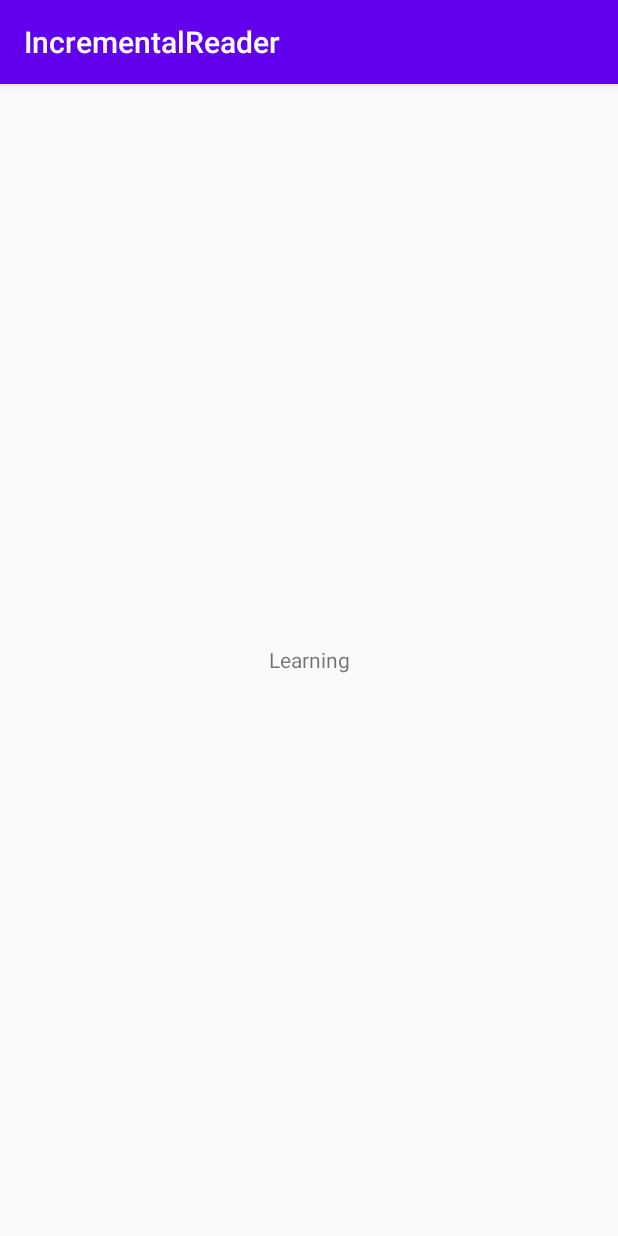
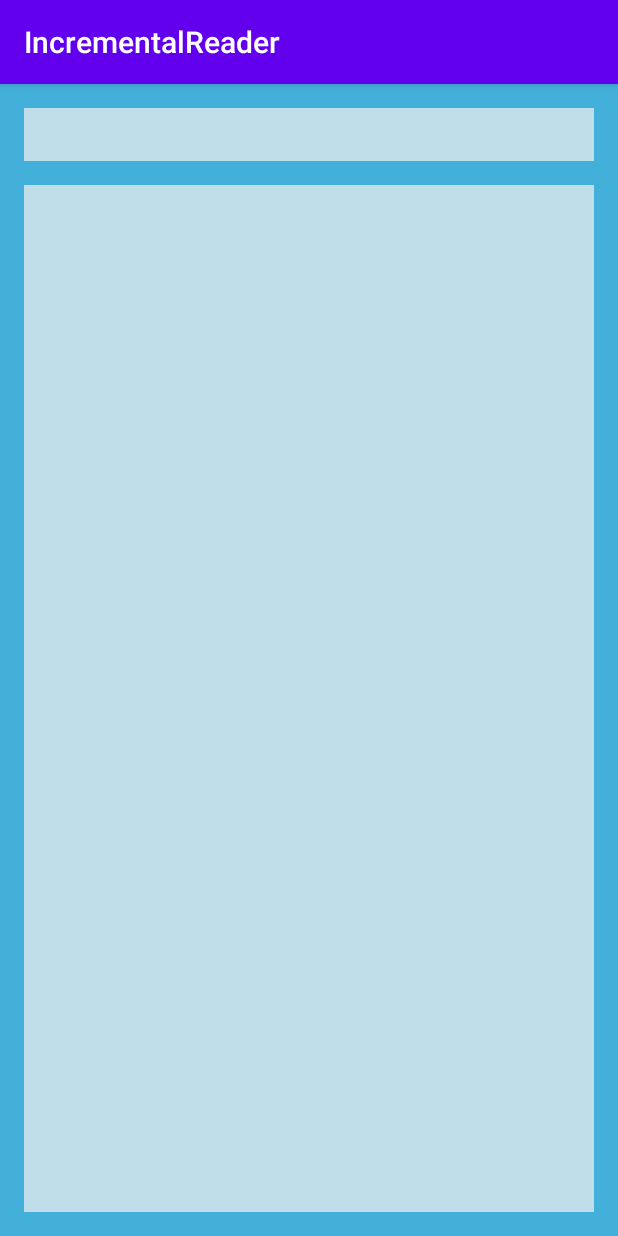
Before and after one commit to daniil-shevtsov/incremental-reader, an Android app: the screen it shows after launch (MainActivity), after a tap on "LEARNING", on a phone screen of 412 x 824 dp. Run offline under Robolectric (Android 15) with nearby library versions, the phone set to English and light mode, and no system bars.

Commit message:
Fix learning screen

```diff
--- a/app/src/main/java/shevtsov/daniil/incrementalreader/core/di/AppComponent.kt
+++ b/app/src/main/java/shevtsov/daniil/incrementalreader/core/di/AppComponent.kt
@@ -3,6 +3,7 @@ package shevtsov.daniil.incrementalreader.core.di
 import dagger.Component
 import shevtsov.daniil.incrementalreader.creation.di.CreationModule
 import shevtsov.daniil.incrementalreader.creation.view.CreationFragment
+import shevtsov.daniil.incrementalreader.learning.view.LearningFragment
 import shevtsov.daniil.incrementalreader.main.view.MainFragment
 import shevtsov.daniil.incrementalreader.structure.view.StructureFragment
 
@@ -18,4 +19,6 @@ interface AppComponent {
 
     fun inject(structureFragment: StructureFragment)
 
+    fun inject(learningFragment: LearningFragment)
+
 }
--- a/app/src/main/java/shevtsov/daniil/incrementalreader/core/di/viewmodel/ViewModelModule.kt
+++ b/app/src/main/java/shevtsov/daniil/incrementalreader/core/di/viewmodel/ViewModelModule.kt
@@ -7,6 +7,7 @@ import dagger.Module
 import dagger.multibindings.IntoMap
 import shevtsov.daniil.incrementalreader.core.di.AppScope
 import shevtsov.daniil.incrementalreader.creation.presentation.CreationViewModel
+import shevtsov.daniil.incrementalreader.learning.presentation.LearningViewModel
 import shevtsov.daniil.incrementalreader.main.presentation.MainViewModel
 import shevtsov.daniil.incrementalreader.structure.presentation.StructureViewModel
 
@@ -32,4 +33,9 @@ interface ViewModelModule {
     @ViewModelKey(StructureViewModel::class)
     fun bindStructureViewModel(viewModel: StructureViewModel): ViewModel
 
+    @Binds
+    @IntoMap
+    @ViewModelKey(LearningViewModel::class)
+    fun bindLearningViewModel(viewModel: LearningViewModel): ViewModel
+
 }
--- a/app/src/main/java/shevtsov/daniil/incrementalreader/learning/presentation/LearningViewModel.kt
+++ b/app/src/main/java/shevtsov/daniil/incrementalreader/learning/presentation/LearningViewModel.kt
@@ -1,9 +1,12 @@
 package shevtsov.daniil.incrementalreader.learning.presentation
 
 import androidx.lifecycle.ViewModel
+import androidx.lifecycle.viewModelScope
 import kotlinx.coroutines.flow.MutableSharedFlow
 import kotlinx.coroutines.flow.MutableStateFlow
+import kotlinx.coroutines.launch
 import shevtsov.daniil.incrementalreader.core.util.toImmutable
+import shevtsov.daniil.incrementalreader.learning.navigation.LearningInitArguments
 import shevtsov.daniil.incrementalreader.storage.domain.GetSavedItemUseCase
 import javax.inject.Inject
 
@@ -17,6 +20,29 @@ class LearningViewModel @Inject constructor(
     private val _events = MutableSharedFlow<LearningScreenEvent>()
     val events = _events.toImmutable()
 
+    fun onArguments(arguments: LearningInitArguments) {
+        when (arguments) {
+            is LearningInitArguments.Empty -> handleEmpty()
+            is LearningInitArguments.SelectedItem -> handleSelectedItem(id = arguments.itemId)
+        }
+
+    }
+
+    private fun handleEmpty() {
+
+    }
+
+    private fun handleSelectedItem(id: String) {
+        val item = getSavedItem.invoke(itemId = id)
+        if (item != null) {
+            val state = LearningViewState(
+                itemName = item.name,
+                itemContent = item.content
+            )
+            viewModelScope.launch { _state.emit(value = state) }
+        }
+    }
+
     private fun createInitialState(): LearningViewState {
         return LearningViewState(
             itemName = "",
--- a/app/src/main/java/shevtsov/daniil/incrementalreader/learning/view/LearningFragment.kt
+++ b/app/src/main/java/shevtsov/daniil/incrementalreader/learning/view/LearningFragment.kt
@@ -1,12 +1,72 @@
 package shevtsov.daniil.incrementalreader.learning.view
 
+import android.content.Context
+import android.os.Bundle
+import android.view.View
 import androidx.fragment.app.Fragment
+import androidx.fragment.app.viewModels
+import androidx.lifecycle.ViewModelProvider
+import androidx.lifecycle.lifecycleScope
+import androidx.navigation.fragment.navArgs
+import kotlinx.coroutines.flow.collect
+import kotlinx.coroutines.launch
 import shevtsov.daniil.incrementalreader.R
+import shevtsov.daniil.incrementalreader.core.IncrementalReaderApplication
 import shevtsov.daniil.incrementalreader.core.util.viewLifecycleLazy
-import shevtsov.daniil.incrementalreader.databinding.FragmentCreationBinding.bind
+import shevtsov.daniil.incrementalreader.databinding.FragmentLearningBinding
+import shevtsov.daniil.incrementalreader.databinding.FragmentLearningBinding.bind
+import shevtsov.daniil.incrementalreader.learning.presentation.LearningScreenEvent
+import shevtsov.daniil.incrementalreader.learning.presentation.LearningViewModel
+import shevtsov.daniil.incrementalreader.learning.presentation.LearningViewState
+import javax.inject.Inject
 
 class LearningFragment : Fragment(R.layout.fragment_learning) {
 
     private val binding by viewLifecycleLazy { bind(requireView()) }
 
+    private val args: LearningFragmentArgs by navArgs()
+
+    @Inject
+    lateinit var viewModelFactory: ViewModelProvider.Factory
+
+    private val viewModel: LearningViewModel by viewModels { viewModelFactory }
+
+    override fun onAttach(context: Context) {
+        super.onAttach(context)
+
+        (context.applicationContext as IncrementalReaderApplication)
+            .getAppComponent()
+            .inject(this)
+    }
+
+
+    override fun onViewCreated(view: View, savedInstanceState: Bundle?) {
+        binding.initViews()
+
+        viewLifecycleOwner.lifecycleScope.launch {
+            viewModel.state.collect { state -> renderState(state = state) }
+        }
+
+        viewLifecycleOwner.lifecycleScope.launch {
+            viewModel.events.collect { event -> handleEvent(event = event) }
+        }
+
+        viewModel.onArguments(arguments = args.initArguments)
+    }
+
+    private fun renderState(state: LearningViewState) {
+        with(binding) {
+            learningItemNameTextView.text = state.itemName
+            learningItemContentTextView.text = state.itemContent
+        }
+    }
+
+    private fun handleEvent(event: LearningScreenEvent) {
+
+    }
+
+    private fun FragmentLearningBinding.initViews() {
+
+    }
+
 }
--- a/app/src/main/res/layout/fragment_creation.xml
+++ b/app/src/main/res/layout/fragment_creation.xml
@@ -19,14 +19,13 @@
 
     <EditText
         android:id="@+id/creationItemNameEditText"
+        style="@style/InformationTextField"
         android:layout_width="0dp"
         android:layout_height="wrap_content"
         android:layout_marginStart="16dp"
         android:layout_marginTop="16dp"
         android:layout_marginEnd="16dp"
         android:layout_marginBottom="16dp"
-        android:background="@color/creationTextField"
-        android:padding="8dp"
         app:layout_constraintBottom_toTopOf="@id/creationItemContentEditText"
         app:layout_constraintEnd_toEndOf="parent"
         app:layout_constraintStart_toStartOf="parent"
@@ -35,14 +34,12 @@
 
     <EditText
         android:id="@+id/creationItemContentEditText"
+        style="@style/InformationTextField"
         android:layout_width="0dp"
         android:layout_height="0dp"
         android:layout_marginStart="16dp"
         android:layout_marginEnd="16dp"
         android:layout_marginBottom="16dp"
-        android:background="@color/creationTextField"
-        android:gravity="top"
-        android:padding="8dp"
         app:layout_constraintBottom_toTopOf="@id/creationCreateButton"
         app:layout_constraintEnd_toEndOf="parent"
         app:layout_constraintStart_toStartOf="parent"
--- a/app/src/main/res/layout/fragment_learning.xml
+++ b/app/src/main/res/layout/fragment_learning.xml
@@ -1,10 +1,36 @@
 <?xml version="1.0" encoding="utf-8"?>
 <androidx.constraintlayout.widget.ConstraintLayout xmlns:android="http://schemas.android.com/apk/res/android"
+    xmlns:app="http://schemas.android.com/apk/res-auto"
+    xmlns:tools="http://schemas.android.com/tools"
     android:layout_width="match_parent"
-    android:layout_height="match_parent">
+    android:layout_height="match_parent"
+    android:background="@color/creationBackground">
+
     <TextView
-        android:layout_width="match_parent"
-        android:layout_height="match_parent"
-        android:gravity="center"
-        android:text="Learning"/>
+        android:id="@+id/learningItemNameTextView"
+        style="@style/InformationTextField"
+        android:layout_width="0dp"
+        android:layout_height="wrap_content"
+        android:layout_marginStart="16dp"
+        android:layout_marginTop="16dp"
+        android:layout_marginEnd="16dp"
+        app:layout_constraintEnd_toEndOf="parent"
+        app:layout_constraintStart_toStartOf="parent"
+        app:layout_constraintTop_toTopOf="parent"
+        tools:text="NAME" />
+
+    <TextView
+        android:id="@+id/learningItemContentTextView"
+        style="@style/InformationTextField"
+        android:layout_width="0dp"
+        android:layout_height="0dp"
+        android:layout_marginStart="16dp"
+        android:layout_marginTop="16dp"
+        android:layout_marginEnd="16dp"
+        android:layout_marginBottom="16dp"
+        app:layout_constraintBottom_toBottomOf="parent"
+        app:layout_constraintEnd_toEndOf="parent"
+        app:layout_constraintStart_toStartOf="parent"
+        app:layout_constraintTop_toBottomOf="@id/learningItemNameTextView"
+        tools:text="CONTENT" />
 </androidx.constraintlayout.widget.ConstraintLayout>
--- a/app/src/main/res/values/styles.xml
+++ b/app/src/main/res/values/styles.xml
@@ -1,11 +1,16 @@
 <resources>
     <!-- Base application theme. -->
-    <style name="AppTheme"
-        parent="Theme.AppCompat.Light.DarkActionBar">
+    <style name="AppTheme" parent="Theme.AppCompat.Light.DarkActionBar">
         <!-- Customize your theme here. -->
         <item name="colorPrimary">@color/colorPrimary</item>
         <item name="colorPrimaryDark">@color/colorPrimaryDark</item>
         <item name="colorAccent">@color/colorAccent</item>
     </style>
 
+    <style name="InformationTextField">
+        <item name="android:background">@color/creationTextField</item>
+        <item name="android:gravity">top</item>
+        <item name="android:padding">8dp</item>
+    </style>
+
 </resources>
```
